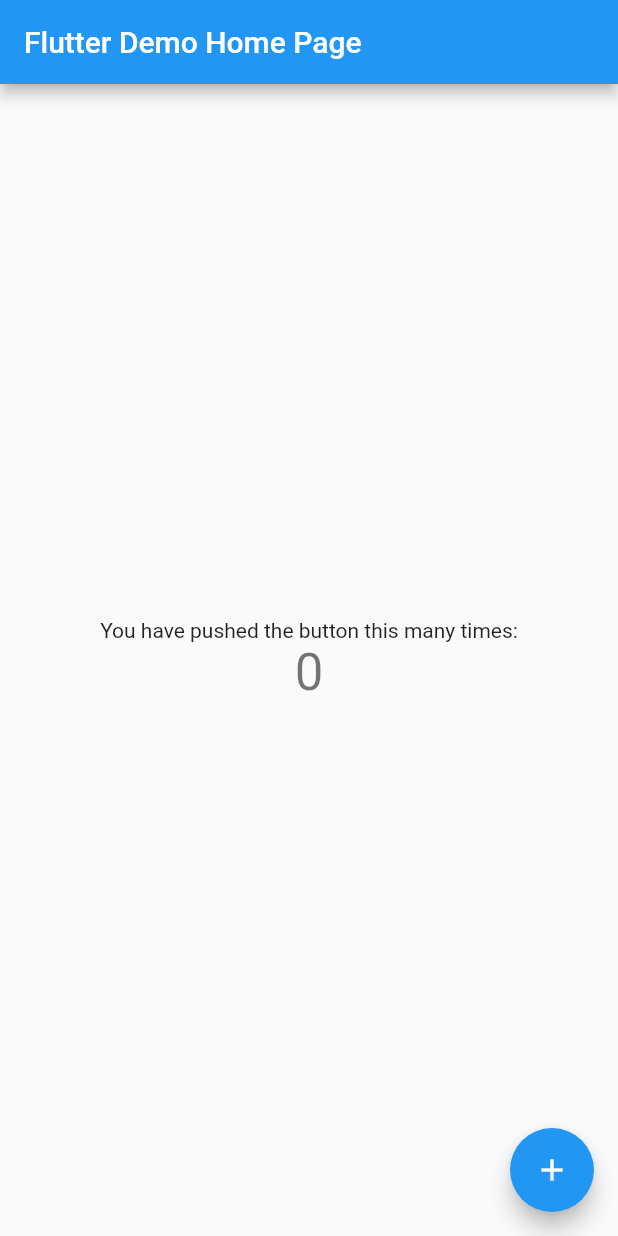
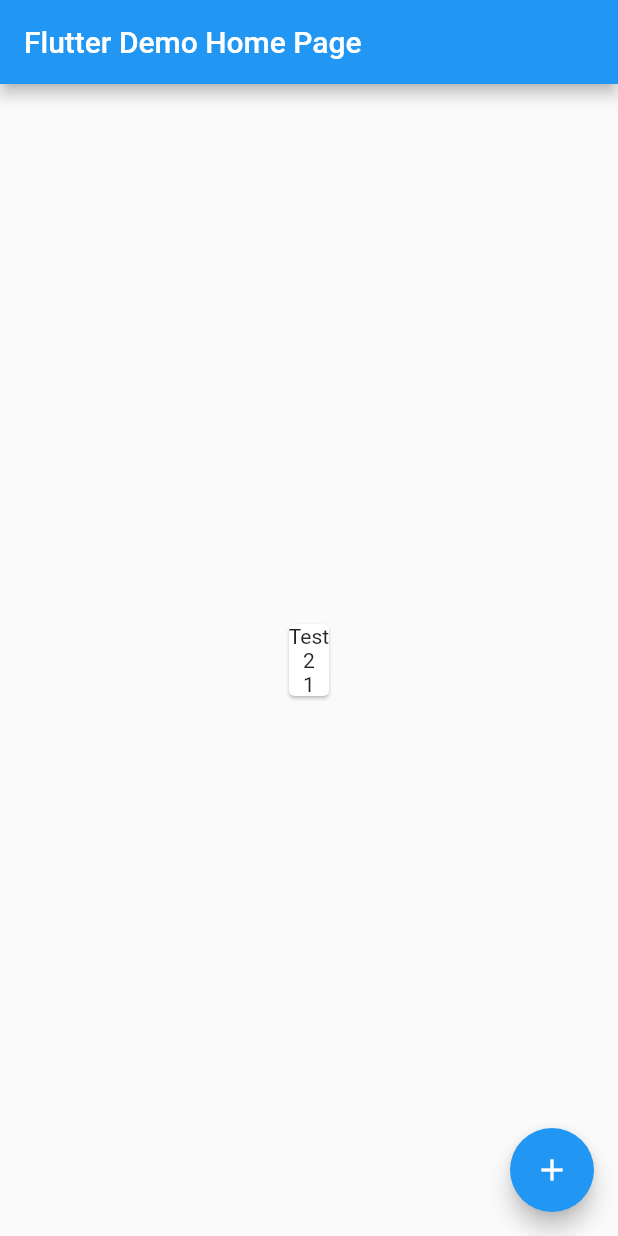
Before and after one commit to BlueDragon709/diskinfo_alerter, a Flutter app: the screen it shows after launch, on a phone screen of 412 x 824 dp. Run offline on Flutter 3.47's test engine with Material 2 defaults, Android fonts, the phone set to English and light mode, and no system bars.

Commit message:
Created Disk classes

```diff
--- /dev/null
+++ b/lib/disks.dart
@@ -0,0 +1,26 @@
+import 'package:flutter/material.dart';
+
+import './models/disk_info.dart';
+
+class Disks extends StatelessWidget {
+  final List<DiskInfo> disks;
+
+  Disks([this.disks = const []]);
+
+  @override
+  Widget build(BuildContext context) {
+    return Column(
+      children: disks
+          .map((element) => Card(
+                child: Column(
+                  children: <Widget>[
+                    Text(element.name),
+                    Text(element.totalSize.toString()),
+                    Text(element.totalFreeSpace.toString()),
+                  ],
+                ),
+              ))
+          .toList(),
+    );
+  }
+}
--- a/lib/main.dart
+++ b/lib/main.dart
@@ -1,4 +1,6 @@
 import 'package:flutter/material.dart';
+import 'disks.dart';
+import 'models/disk_info.dart';
 
 void main() => runApp(MyApp());
 
@@ -25,12 +27,18 @@ class MyHomePage extends StatefulWidget {
 }
 
 class _MyHomePageState extends State<MyHomePage> {
-  int _counter = 0;
+  List<DiskInfo> _disks = new List<DiskInfo>();
 
-  void _incrementCounter() {
-    setState(() {
-      _counter++;
-    });
+  @override
+  void initState() {
+    super.initState();
+    DiskInfo disk = new DiskInfo();
+    disk.name = "Test";
+    disk.driveType = "TestType";
+    disk.driveFormat = "TestFormat";
+    disk.totalSize = 2;
+    disk.totalFreeSpace = 1;
+    _disks.add(disk);
   }
 
   @override
@@ -42,19 +50,11 @@ class _MyHomePageState extends State<MyHomePage> {
       body: Center(
         child: Column(
           mainAxisAlignment: MainAxisAlignment.center,
-          children: <Widget>[
-            Text(
-              'You have pushed the button this many times:',
-            ),
-            Text(
-              '$_counter',
-              style: Theme.of(context).textTheme.display1,
-            ),
-          ],
+          children: <Widget>[Disks(_disks)],
         ),
       ),
       floatingActionButton: FloatingActionButton(
-        onPressed: _incrementCounter,
+        onPressed: () {},
         tooltip: 'Increment',
         child: Icon(Icons.add),
       ),
--- /dev/null
+++ b/lib/models/disk_info.dart
@@ -0,0 +1,9 @@
+import 'dart:core';
+
+class DiskInfo {
+  String name;
+  String driveType;
+  String driveFormat;
+  int totalSize;
+  int totalFreeSpace;
+}
```
